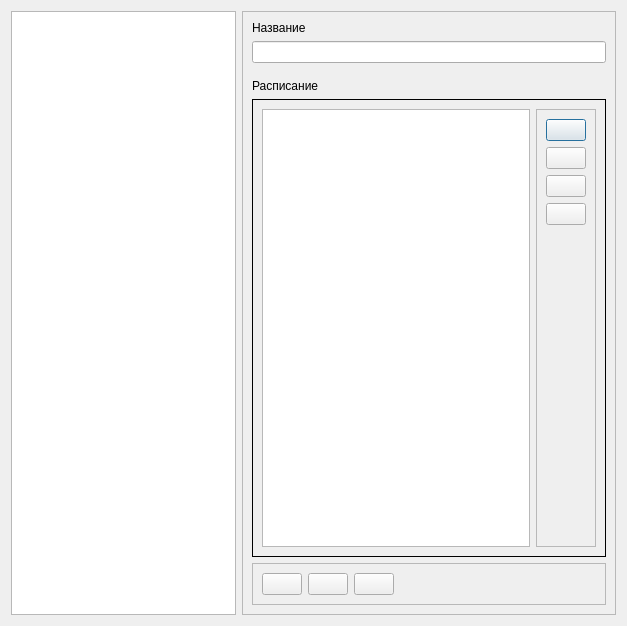
First picture: the form in personal_programs/dialogs/personalprogramseditor.ui, repository grigp/a-analyser, before the edit.
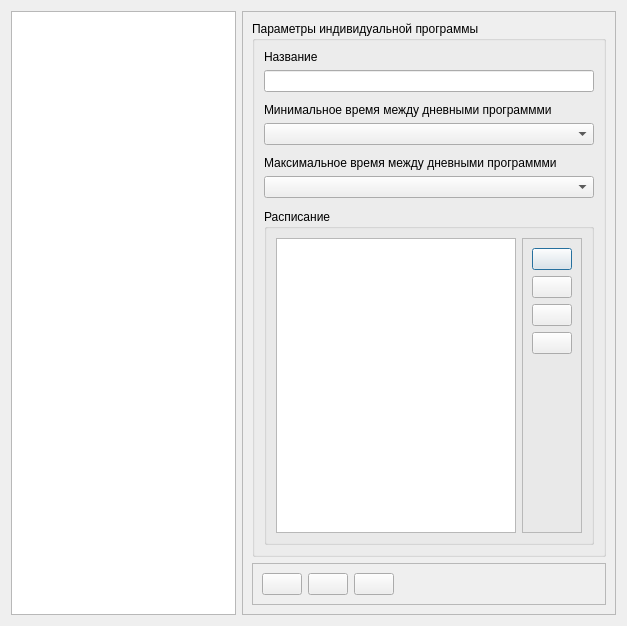
Second picture: the form after the edit. Icons and pictures are not drawn.

```diff
--- a/personal_programs/dialogs/personalprogramseditor.ui
+++ b/personal_programs/dialogs/personalprogramseditor.ui
@@ -40,6 +40,12 @@
      </property>
      <layout class="QVBoxLayout" name="verticalLayout_2">
       <item>
+       <widget class="QGroupBox" name="gbPP">
+        <property name="title">
+         <string>Параметры индивидуальной программы</string>
+        </property>
+        <layout class="QVBoxLayout" name="verticalLayout_3">
+         <item>
        <widget class="QLabel" name="lblName">
         <property name="text">
          <string>Название</string>
@@ -60,29 +66,71 @@
         <property name="sizeHint" stdset="0">
          <size>
           <width>20</width>
-          <height>10</height>
+             <height>5</height>
          </size>
         </property>
        </spacer>
       </item>
       <item>
-       <widget class="QLabel" name="lblSchedule">
+          <widget class="QLabel" name="lblMinTimeBetweenDP">
         <property name="text">
+            <string>Минимальное время между дневными программми</string>
+           </property>
+          </widget>
+         </item>
+         <item>
+          <widget class="QComboBox" name="cbMinTimeBetweenDP"/>
+         </item>
+         <item>
+          <spacer name="verticalSpacer_3">
+           <property name="orientation">
+            <enum>Qt::Vertical</enum>
+           </property>
+           <property name="sizeType">
+            <enum>QSizePolicy::Fixed</enum>
+           </property>
+           <property name="sizeHint" stdset="0">
+            <size>
+             <width>20</width>
+             <height>5</height>
+            </size>
+           </property>
+          </spacer>
+         </item>
+         <item>
+          <widget class="QLabel" name="lblMaxTimeBetweenDP">
+           <property name="text">
+            <string>Максимальное время между дневными программми</string>
+           </property>
+          </widget>
+         </item>
+         <item>
+          <widget class="QComboBox" name="cbMaxTimeBetweenDP"/>
+         </item>
+         <item>
+          <spacer name="verticalSpacer_4">
+           <property name="orientation">
+            <enum>Qt::Vertical</enum>
+           </property>
+           <property name="sizeType">
+            <enum>QSizePolicy::Fixed</enum>
+           </property>
+           <property name="sizeHint" stdset="0">
+            <size>
+             <width>20</width>
+             <height>5</height>
+            </size>
+           </property>
+          </spacer>
+         </item>
+         <item>
+          <widget class="QGroupBox" name="gbSchedule">
+           <property name="title">
          <string>Расписание</string>
         </property>
-       </widget>
-      </item>
+           <layout class="QHBoxLayout" name="horizontalLayout_4">
       <item>
-       <widget class="QFrame" name="frSchedule">
-        <property name="frameShape">
-         <enum>QFrame::Panel</enum>
-        </property>
-        <property name="frameShadow">
-         <enum>QFrame::Plain</enum>
-        </property>
-        <layout class="QHBoxLayout" name="horizontalLayout_3">
-         <item>
-          <widget class="QTreeView" name="tvSchedule"/>
+             <widget class="QTableView" name="tvSchedule"/>
          </item>
          <item>
           <widget class="QFrame" name="frScheduleButtons">
@@ -198,6 +246,9 @@
         </layout>
        </widget>
       </item>
+        </layout>
+       </widget>
+      </item>
       <item>
        <widget class="QFrame" name="frMainButtons">
         <property name="frameShape">
```
Left out of the diff: 106 changed lines with no effect on the pictures. Lines whose indentation alone changed are shown as unchanged.
